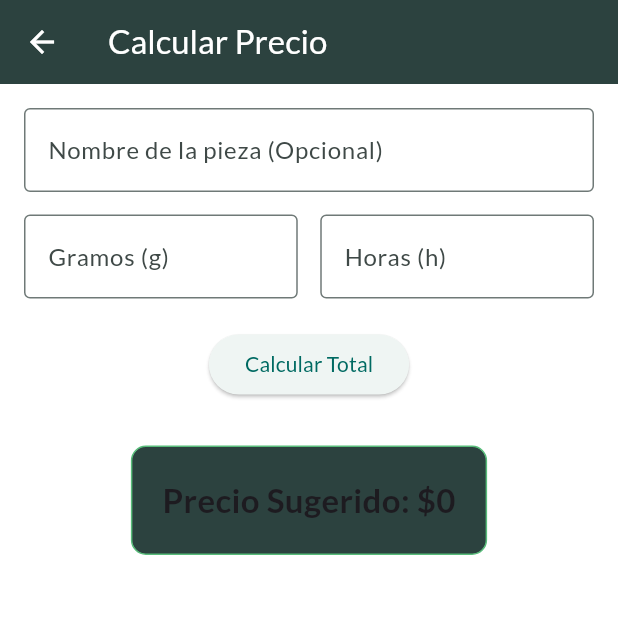
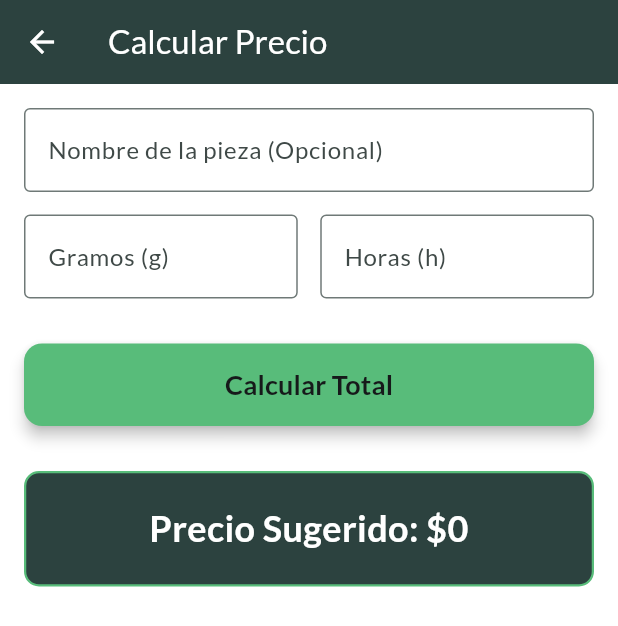
Before and after one commit to ElongateMold/calculadora3d, a Flutter app: the CalculateScreen screen opened directly, after a tap on "Calcular Total", on a phone screen of 412 x 824 dp. Shown: the top 626 px of the screen. Run offline on Flutter 3.47's test engine with Material 3 defaults, Android fonts, the phone set to English and light mode, and no system bars; our stand-ins replace cloud_firestore, firebase_auth, firebase_core, google_fonts; accounts and stored records are empty; network calls fail.

Commit message:
UX improvments

```diff
--- a/lib/repositories/history_repository.dart
+++ b/lib/repositories/history_repository.dart
@@ -65,8 +65,22 @@ Future<List<Map<String, dynamic>>> readPrint() async {
 
   @override
   Future<int> counter() async {
+    // 1. Obtenemos el usuario actual
+    final uid = FirebaseAuth.instance.currentUser?.uid;
+
+    // 2. Si no hay usuario activo, devolvemos 0 por seguridad
+    if (uid == null) return 0;
+
     final db = FirebaseFirestore.instance;
-    final snapshot = await db.collection('history').count().get();
+
+    // 3. Apuntamos a la subcolección correcta del usuario
+    final snapshot = await db
+        .collection('users')
+        .doc(uid)
+        .collection('history')
+        .count()
+        .get();
+
     int counter = snapshot.count ?? 0;
     return counter;
   }
--- a/lib/screens/calculate_screen.dart
+++ b/lib/screens/calculate_screen.dart
@@ -3,7 +3,6 @@ import 'package:flutter/material.dart';
 import 'package:intl/intl.dart';
 import '../services/calculator_service.dart';
 import '../repositories/history_repository.dart';
-import '../colors.dart';
 
 class CalculateScreen extends StatefulWidget {
   const CalculateScreen({super.key});
@@ -47,7 +46,7 @@ class _CalculateScreenState extends State<CalculateScreen> {
   Widget build(BuildContext context) {
     return Scaffold(
       appBar: AppBar(title: const Text('Calcular Precio')),
-      body: SingleChildScrollView( // Para evitar que el teclado tape el contenido
+      body: SingleChildScrollView(
         padding: const EdgeInsets.all(16.0),
         child: Column(
           children: [
@@ -84,22 +83,47 @@ class _CalculateScreenState extends State<CalculateScreen> {
                 ),
               ],
             ),
-            const SizedBox(height: 20),
+            const SizedBox(height: 30), // Un poco más de espacio antes del botón
+
+            // EL NUEVO BOTÓN PROTAGONISTA
             ElevatedButton(
               onPressed: _doCalculation,
-              child: const Text('Calcular Total'),
+              style: ElevatedButton.styleFrom(
+                backgroundColor: AppColors.primaryDark, // Tu esmeralda brillante
+                foregroundColor: const Color(0xFF16191A), // Texto oscuro para máximo contraste
+                minimumSize: const Size(double.infinity, 55), // Ocupa todo el ancho
+                shape: RoundedRectangleBorder(
+                  borderRadius: BorderRadius.circular(12),
                 ),
+                elevation: 4, // Sombra para que resalte en modo oscuro
+              ),
+              child: const Text(
+                'Calcular Total',
+                style: TextStyle(fontSize: 18, fontWeight: FontWeight.bold),
+              ),
+            ),
+
             const SizedBox(height: 30),
+
+            // EL CONTENEDOR CONDICIONAL
+            // Solo se dibujará en pantalla si _result tiene algún texto
+            if (_result.isNotEmpty)
               Container(
+                width: double.infinity, // Para que el recuadro se vea uniforme con el botón
                 padding: const EdgeInsets.all(20),
                 decoration: BoxDecoration(
-                color: AppColors.primary,
+                  color: AppColors.primary, // Fondo verde oscuro
                   borderRadius: BorderRadius.circular(10),
-                border: Border.all(color: AppColors.primaryDark),
+                  border: Border.all(color: AppColors.primaryDark, width: 1.5),
                 ),
                 child: Text(
-                _result.isEmpty ? "Ingresa los datos para calcular" : _result,
-                style: const TextStyle(fontSize: 22, fontWeight: FontWeight.bold),
+                  _result,
+                  textAlign: TextAlign.center, // Centramos el texto del precio
+                  style: const TextStyle(
+                    fontSize: 24,
+                    fontWeight: FontWeight.bold,
+                    color: Colors.white, // Aseguramos que el texto sea blanco
+                  ),
                 ),
               ),
           ],
--- a/lib/screens/config_screen.dart
+++ b/lib/screens/config_screen.dart
@@ -1,6 +1,6 @@
 import 'package:calculartor3d/main.dart';
 import 'package:flutter/material.dart';
-import '../colors.dart'; // Tu clase de colores globales
+// Tu clase de colores globales
 
 class SettingsScreen extends StatefulWidget {
   const SettingsScreen({super.key});
```
Also changed, not shown: lib/screens/filament_detail_screen.dart (+30 -3 lines), lib/screens/start_screen.dart (+29 -3 lines), 2 other files. Lines whose indentation alone changed are shown as unchanged.
